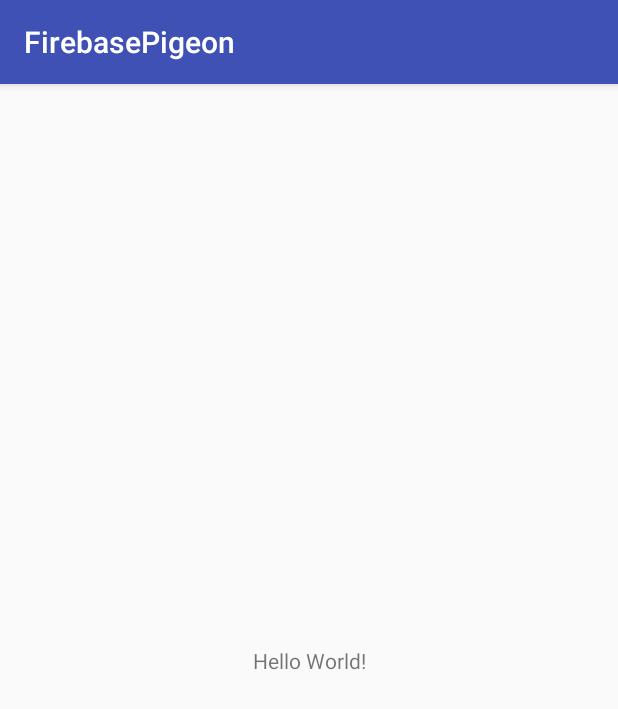
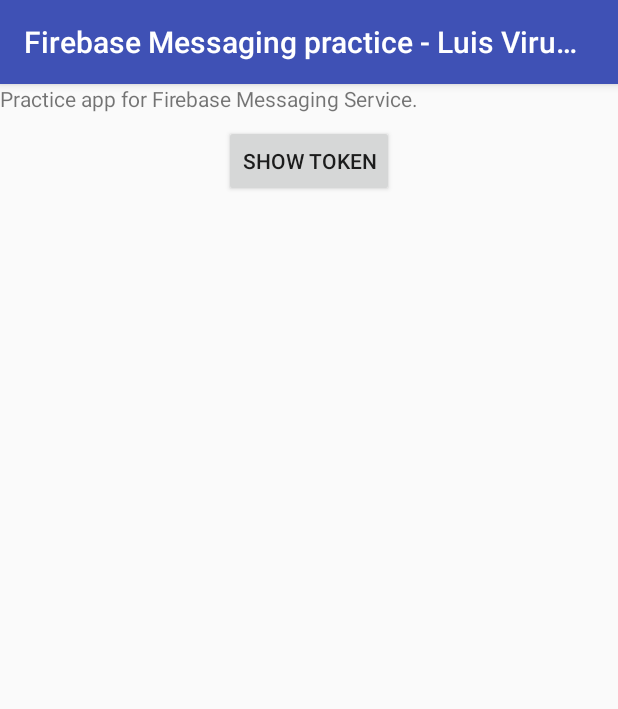
Before and after one commit to DigitalOnion/FirebasePigeon, an Android app: the screen it shows after launch (MainActivity), on a phone screen of 412 x 824 dp. Shown: the top 709 px of the screen. Run offline under Robolectric (Android 15) with nearby library versions, the phone set to English and light mode, and no system bars.

```diff
--- a/app/src/main/res/layout/activity_main.xml
+++ b/app/src/main/res/layout/activity_main.xml
@@ -8,12 +8,22 @@
     tools:context=".MainActivity">
 
     <TextView
+        android:id="@+id/textView"
         android:layout_width="wrap_content"
         android:layout_height="wrap_content"
-        android:text="Hello World!"
-        app:layout_constraintBottom_toBottomOf="parent"
+        android:text="@string/intro"
         app:layout_constraintLeft_toLeftOf="parent"
-        app:layout_constraintRight_toRightOf="parent"
         app:layout_constraintTop_toTopOf="parent" />
 
+    <Button
+        android:id="@+id/btn_show_token"
+        android:layout_width="wrap_content"
+        android:layout_height="wrap_content"
+        android:layout_marginTop="8dp"
+        android:onClick="onClickBtnShowToken"
+        android:text="@string/btn_show_token"
+        app:layout_constraintEnd_toEndOf="parent"
+        app:layout_constraintStart_toStartOf="parent"
+        app:layout_constraintTop_toBottomOf="@+id/textView" />
+
 </android.support.constraint.ConstraintLayout>
--- a/app/src/main/res/values/strings.xml
+++ b/app/src/main/res/values/strings.xml
@@ -1,6 +1,12 @@
 <resources>
     <string name="app_name">FirebasePigeon</string>
     <string name="app_label">Firebase Messaging practice - Luis Virueña</string>
+
     <string name="preferences_key">FirebasePigeonPreferences</string>
     <string name="instance_id_token_key">instanceIdToken</string>
+
+    <string name="intro">Practice app for Firebase Messaging Service.</string>
+    <string name="btn_show_token">Show Token</string>
+    <string name="fb_instance_key">Firebase Instance Key</string>
+    <string name="no_key_found">No Firebase instance key found</string>
 </resources>
```
Also changed, not shown: app/src/main/AndroidManifest.xml (+9 -2 lines), app/src/main/java/com/outerspace/firebasepigeon/InstanceIdService.java (+3 -5 lines), app/src/main/java/com/outerspace/firebasepigeon/MainActivity.java (+21 -0 lines), app/src/main/java/com/outerspace/firebasepigeon/MessagingService.java (added, +20 -0 lines).
